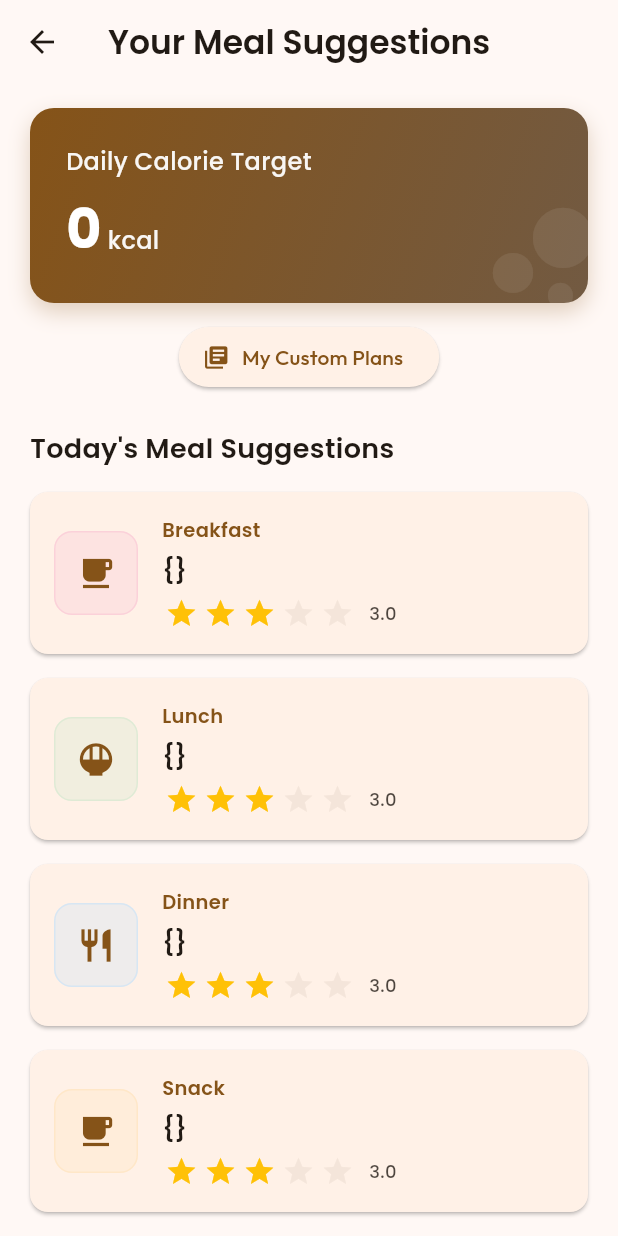
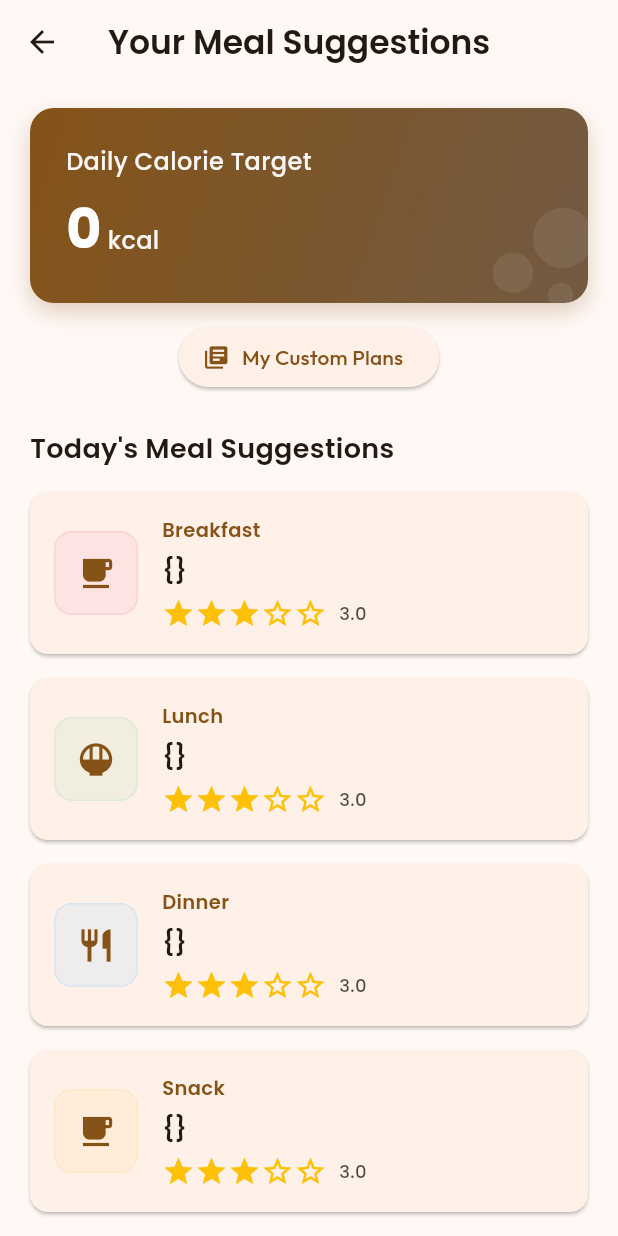
Before and after one commit to IT21300332Savinu/FITGEN, a Flutter app: the MealSuggestionScreen screen opened directly with empty values, on a phone screen of 412 x 824 dp. Run offline on Flutter 3.47's test engine with Material 3 defaults, Android fonts, the phone set to English and light mode, and no system bars; drawn by our look-alikes of flutter_rating_bar; our stand-ins replace auto_size_text, cached_network_image, camera, chewie, cloud_firestore, dio and 26 more; missing offline and left inert: dart:html, dart:js_util, flutter_google_places, google_api_headers, google_maps_webservice, google_mlkit_commons and 4 more; accounts and stored records are empty; network calls fail.

Commit message:
Fix nutritionist import errors - all screens now compilable

```diff
--- a/lib/ai_nutritionist/screens/custom_meal_plan_list_screen.dart
+++ b/lib/ai_nutritionist/screens/custom_meal_plan_list_screen.dart
@@ -1,8 +1,8 @@
-import 'package:fitgen_socialbridge/screens/custom_meal_plan_view_screen.dart';
+// import 'custom_meal_plan_view_screen.dart';
 import 'package:flutter/material.dart';
 import 'package:google_fonts/google_fonts.dart';
 import '../services/meal_suggestions_service.dart';
-import '../theme/app_theme.dart';
+// import '../theme/app_theme.dart';
 import 'custom_meal_plan_screen.dart';
 import 'custom_plan_suggestion_screen.dart';
 
--- a/lib/ai_nutritionist/screens/meal_suggestion_gate.dart
+++ b/lib/ai_nutritionist/screens/meal_suggestion_gate.dart
@@ -1,6 +1,6 @@
 import 'dart:async';
 import 'package:flutter/material.dart';
-import 'package:fitgen_socialbridge/flutter_flow/flutter_flow_util.dart';
+import '/flutter_flow/flutter_flow_util.dart';
 import '../services/meal_suggestions_service.dart';
 import 'profile_screen_meal.dart';
 import 'meal_suggestion_screen.dart';
--- a/lib/ai_nutritionist/screens/meal_suggestion_screen.dart
+++ b/lib/ai_nutritionist/screens/meal_suggestion_screen.dart
@@ -1,6 +1,6 @@
 import 'package:flutter/material.dart';
 import 'package:google_fonts/google_fonts.dart';
-import 'package:flutter_rating_bar/flutter_rating_bar.dart';
+// import 'package:flutter_rating_bar/flutter_rating_bar.dart';
 import 'package:go_router/go_router.dart';                 // <— for context.pushNamed
 import '../screens/meal_detail_screen.dart';
 import '../services/meal_suggestions_service.dart';
@@ -358,6 +358,18 @@ class _MealSuggestionScreenState extends State<MealSuggestionScreen> {
                         const SizedBox(height: 6),
                         Row(
                           children: [
+                            // TODO: Add flutter_rating_bar package for rating functionality
+                            Row(
+                              children: List.generate(5, (index) {
+                                final rating = _ratingFor(mealKey);
+                                return Icon(
+                                  index < rating ? Icons.star : Icons.star_border,
+                                  color: Colors.amber,
+                                  size: 22,
+                                );
+                              }),
+                            ),
+                            /*
                             RatingBar.builder(
                               initialRating: _ratingFor(mealKey),
                               minRating: 1,
@@ -384,6 +396,7 @@ class _MealSuggestionScreenState extends State<MealSuggestionScreen> {
                                 }
                               },
                             ),
+                            */
                             const SizedBox(width: 8),
                             Text(
                               _ratingFor(mealKey).toStringAsFixed(1),
```
Also changed, not shown: lib/ai_nutritionist/screens/profile_screen_meal.dart (+27 -47 lines).
